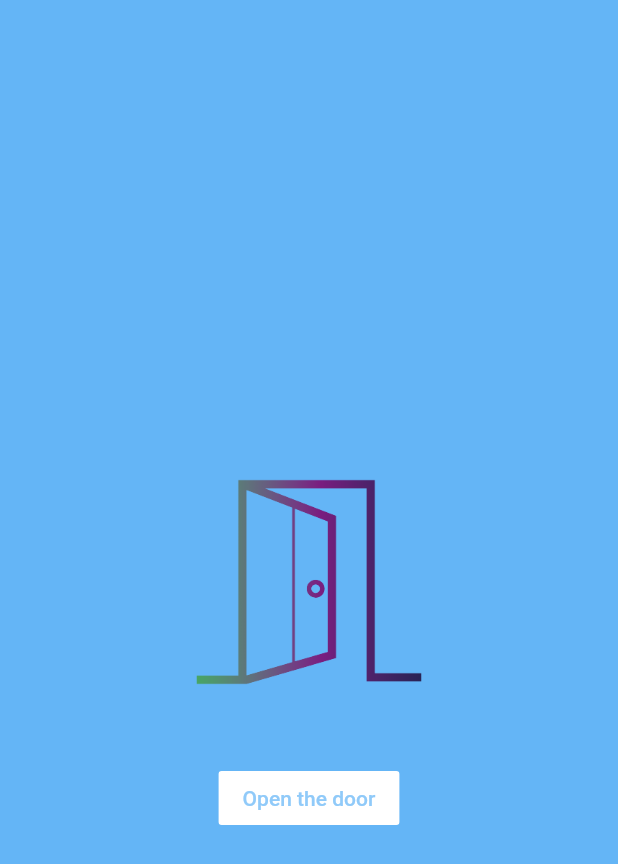
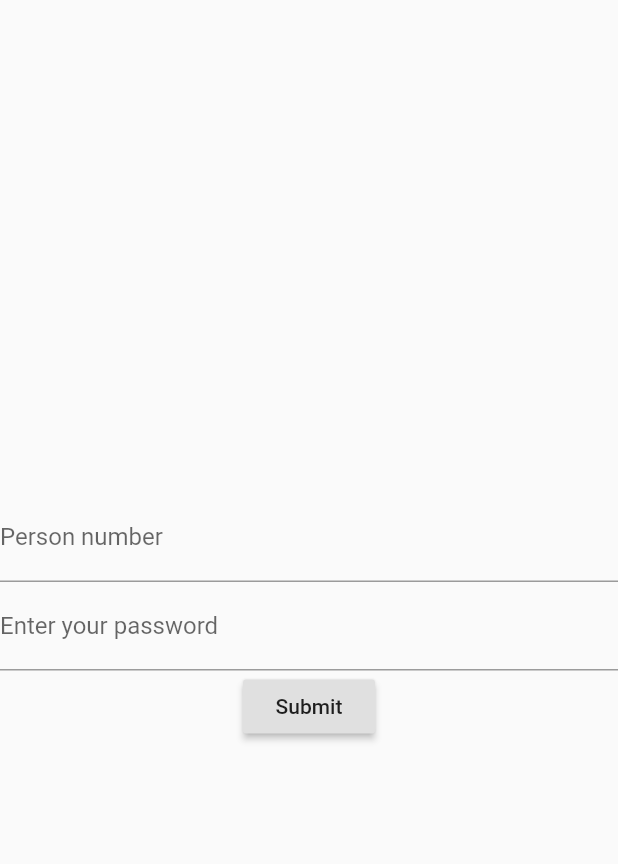
Before and after one commit to rothen98/OpenCSBDoor, a Flutter app: the screen it shows after launch, on a phone screen of 412 x 824 dp. Shown: the top 864 px of the screen. Run offline on Flutter 3.47's test engine with Material 2 defaults, Android fonts, the phone set to English and light mode, and no system bars; our stand-ins replace flutter_secure_storage, flutter_spinkit, logger; Roboto replaces fonts that are missing (Montserrat).

Commit message:
Add possibility to enter credentials first time entering app

```diff
--- /dev/null
+++ b/lib/init.dart
@@ -0,0 +1,89 @@
+import 'package:flutter/material.dart';
+import 'package:flutter_secure_storage/flutter_secure_storage.dart';
+import 'package:logger/logger.dart' as Logger;
+import 'storage.dart';
+final logger = Logger.Logger();
+class Init extends StatefulWidget {
+  final Widget homeWidget;
+
+  Init({@required this.homeWidget});
+
+  @override
+  InitState createState() => new InitState();
+}
+
+class InitState extends State<Init> {
+  final _formKey = GlobalKey<FormState>();
+  String _username;
+  String _password;
+
+  void _storeData() async {
+    //if (this._formKey.currentState.validate()) {
+    //_formKey.currentState.save(); // Save our form now.
+
+
+    await Storage.writeValue("username", this._username);
+    await Storage.writeValue("password", this._password);
+    //}
+  }
+
+  @override
+  Widget build(BuildContext context) {
+    return new Scaffold(
+        body: new Center(
+            child: Form(
+      key: _formKey,
+      child: Column(
+        mainAxisAlignment: MainAxisAlignment.center,
+        crossAxisAlignment: CrossAxisAlignment.center,
+        children: <Widget>[
+          TextFormField(
+            keyboardType: TextInputType.number, // Use email input type for emails.
+                decoration: new InputDecoration(
+                  hintText: '10 digit Person number',
+                  labelText: 'Person number'
+                ),
+            validator: (value) {
+              if (value.isEmpty) {
+                return 'Please enter your person number';
+              }
+              return null;
+            },
+            onSaved: (String value) {
+              this._username = value;
+            },
+          ),
+          TextFormField(
+            obscureText: true, // Use email input type for emails.
+                decoration: new InputDecoration(
+                  hintText: 'Password',
+                  labelText: 'Enter your password'
+                ),
+            validator: (value) {
+              if (value.isEmpty) {
+                return 'Please enter your password';
+              }
+              return null;
+            },
+            onSaved: (String value) {
+              this._password = value;
+            },
+          ),
+          RaisedButton(
+            onPressed: () {
+              // Validate will return true if the form is valid, or false if
+              // the form is invalid.
+              if (_formKey.currentState.validate()) {
+                _formKey.currentState.save();
+                this._storeData();
+                Navigator.of(context).pushReplacement(new MaterialPageRoute(
+                    builder: (context) => widget.homeWidget));
+              }
+            },
+            child: Text('Submit'),
+          ),
+        ],
+      ),
+    )));
+  }
+}
--- a/lib/main.dart
+++ b/lib/main.dart
@@ -1,5 +1,6 @@
 import 'dart:convert';
 
+import 'package:flutter_secure_storage/flutter_secure_storage.dart';
 import 'package:http/http.dart' as http;
 
 import 'package:flutter/material.dart';
@@ -9,6 +10,9 @@ import 'package:logger/logger.dart' as Logger;
 import 'loading.dart';
 import 'dialog.dart';
 import 'result.dart';
+import 'splash.dart';
+import 'init.dart';
+import 'storage.dart';
 
 void main() => runApp(MyApp());
 
@@ -42,8 +46,11 @@ class MyApp extends StatelessWidget {
 
            // Define the default font family.
 
-      home: MyHomePage(title: 'Open CSB Door'),
-    );
+      home: Splash(
+        initWidget:Init(homeWidget:MyHomePage(title: 'Open CSB Door')),
+        ordinaryWidget:MyHomePage(title: 'Open CSB Door'),
+        haveBeenEntered:["username","password"],
+    ));
   }
 }
 
@@ -120,10 +127,14 @@ class _MyHomePageState extends State<MyHomePage> {
   }
 
   Future<DoorResult> _callDoorOpener() async {
+    final storage = new FlutterSecureStorage();
     logger.i("Open door!");
     String url = 'https://agile-reaches-36891.herokuapp.com/open/';
     Map<String, String> headers = {"Content-type": "application/json"};
-    String jsonBody = '{"username": "9801148090", "password":"Trumpet13"}';
+    String username = await Storage.readValue("username");
+    String password = await Storage.readValue("password");
+    String jsonBody = '{"username": "'+ username + '", "password": "' + password + '"}';
+    logger.i(jsonBody);
     http.Response response;
     try {
       response = await http.post(url, headers: headers, body: jsonBody);
--- /dev/null
+++ b/lib/storage.dart
@@ -0,0 +1,25 @@
+import 'package:flutter_secure_storage/flutter_secure_storage.dart';
+final storage = new FlutterSecureStorage();
+class Storage{
+  static Future<bool> doesValuesExist(List<String> keys) async{
+    bool entered = true;
+    for (String key in keys) {
+      if(await storage.read(key: key) == null){
+        entered = false;
+        break;
+      }
+    }
+
+    return entered;
+  }
+
+  static Future<String> readValue(String key) async {
+    return storage.read(key:key);
+  }
+
+  static Future<void> writeValue(String key, String value) async {
+    await storage.write(key: key, value: value);
+  }
+
+
+}
--- a/pubspec.yaml
+++ b/pubspec.yaml
@@ -22,6 +22,7 @@ dependencies:
   http: ^0.12.0+2
   logger: ^0.6.0
   flutter_spinkit: "^4.0.0"
+  flutter_secure_storage: ^3.2.1+1
 
   # The following adds the Cupertino Icons font to your application.
   # Use with the CupertinoIcons class for iOS style icons.
```
Also changed, not shown: lib/splash.dart (added, +49 -0 lines), pubspec.lock, 2 other files.
